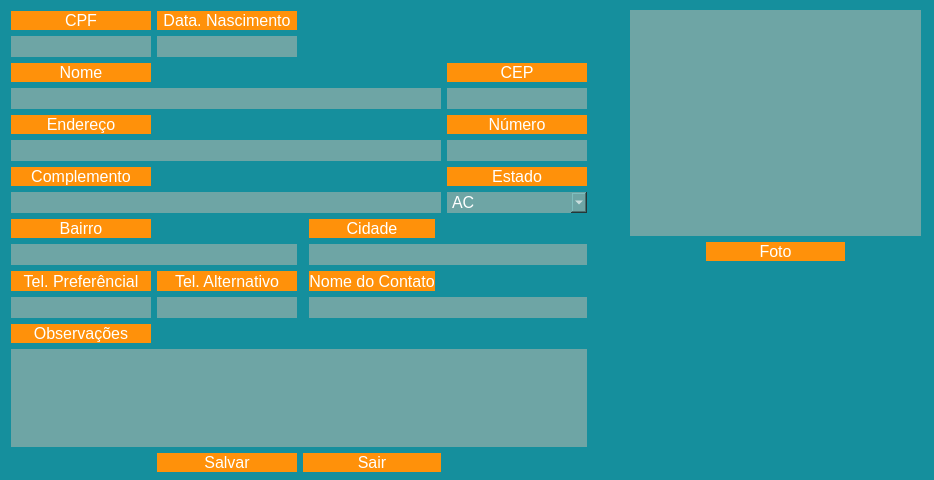
The window that View/UI/frmcadastrocliente.ui (megatrommendes/MegaPetz) describes before a commit, drawn with Qt 5.
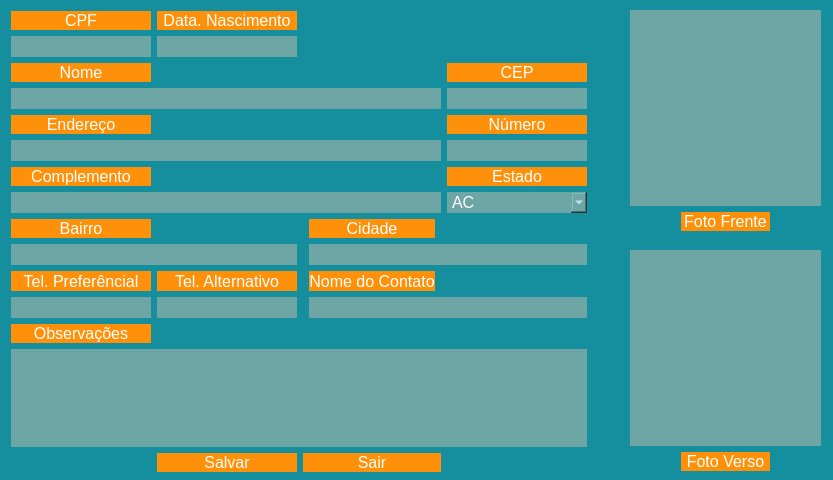
The same window after the commit. Icons and pictures are not drawn.

What changed in the file:
```diff
--- a/View/UI/frmcadastrocliente.ui
+++ b/View/UI/frmcadastrocliente.ui
@@ -9,7 +9,7 @@
    <rect>
     <x>0</x>
     <y>0</y>
-    <width>934</width>
+    <width>833</width>
     <height>480</height>
    </rect>
   </property>
@@ -899,8 +899,8 @@
      <rect>
       <x>630</x>
       <y>10</y>
-      <width>291</width>
-      <height>251</height>
+      <width>191</width>
+      <height>221</height>
      </rect>
     </property>
     <layout class="QGridLayout" name="gridLayout_3">
@@ -929,7 +929,7 @@
 </string>
        </property>
        <property name="text">
-        <string>Foto</string>
+        <string>Foto Frente</string>
        </property>
        <property name="icon">
         <iconset>
@@ -938,7 +938,76 @@
       </widget>
      </item>
      <item row="0" column="0" colspan="4">
-      <widget class="QLabel" name="imagemcamera_label">
+      <widget class="QLabel" name="imagemcamera_frontal_label">
+       <property name="minimumSize">
+        <size>
+         <width>0</width>
+         <height>0</height>
+        </size>
+       </property>
+       <property name="maximumSize">
+        <size>
+         <width>500</width>
+         <height>500</height>
+        </size>
+       </property>
+       <property name="styleSheet">
+        <string notr="true">color: rgb(255, 255, 255);
+background-color:rgb(110, 165, 165);
+border-radius:0px</string>
+       </property>
+       <property name="text">
+        <string/>
+       </property>
+      </widget>
+     </item>
+    </layout>
+   </widget>
+   <widget class="QWidget" name="gridLayoutWidget_3">
+    <property name="geometry">
+     <rect>
+      <x>630</x>
+      <y>250</y>
+      <width>191</width>
+      <height>221</height>
+     </rect>
+    </property>
+    <layout class="QGridLayout" name="gridLayout_4">
+     <item row="1" column="1" colspan="2">
+      <widget class="QPushButton" name="btn_abre_formcapturaimagem_tras">
+       <property name="font">
+        <font>
+         <pointsize>12</pointsize>
+        </font>
+       </property>
+       <property name="cursor">
+        <cursorShape>PointingHandCursor</cursorShape>
+       </property>
+       <property name="styleSheet">
+        <string notr="true">QPushButton{
+color: rgb(255, 255, 255);
+background-color: rgb(255, 145, 10);
+border-radius:0px
+}
+
+QPushButton:hover{
+color:rgb(255, 145, 10);
+background-color: rgb(255, 255, 255);
+border-radius:0px
+}
+</string>
+       </property>
+       <property name="text">
+        <string>Foto Verso</string>
+       </property>
+       <property name="icon">
+        <iconset>
+         <normaloff>../../imagens/icons8-câmera-24.png</normaloff>../../imagens/icons8-câmera-24.png</iconset>
+       </property>
+      </widget>
+     </item>
+     <item row="0" column="0" colspan="4">
+      <widget class="QLabel" name="imagemcamera_tras_label">
        <property name="minimumSize">
         <size>
          <width>0</width>
```
Left out of the diff: 4 changed lines with no effect on the pictures.
